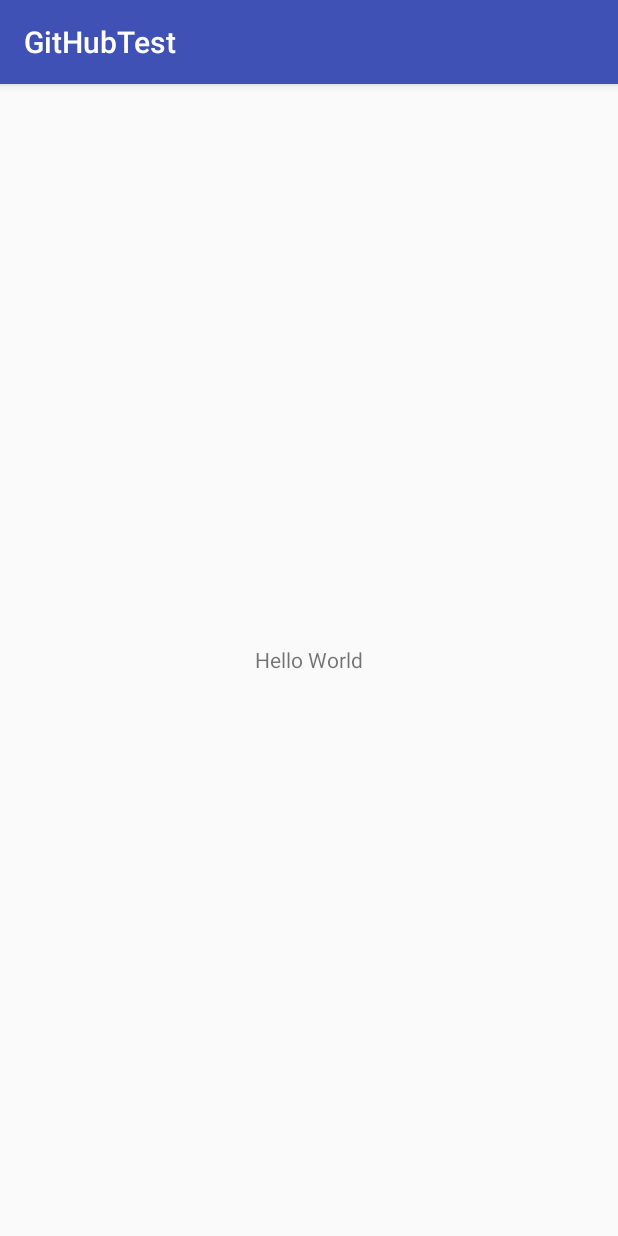
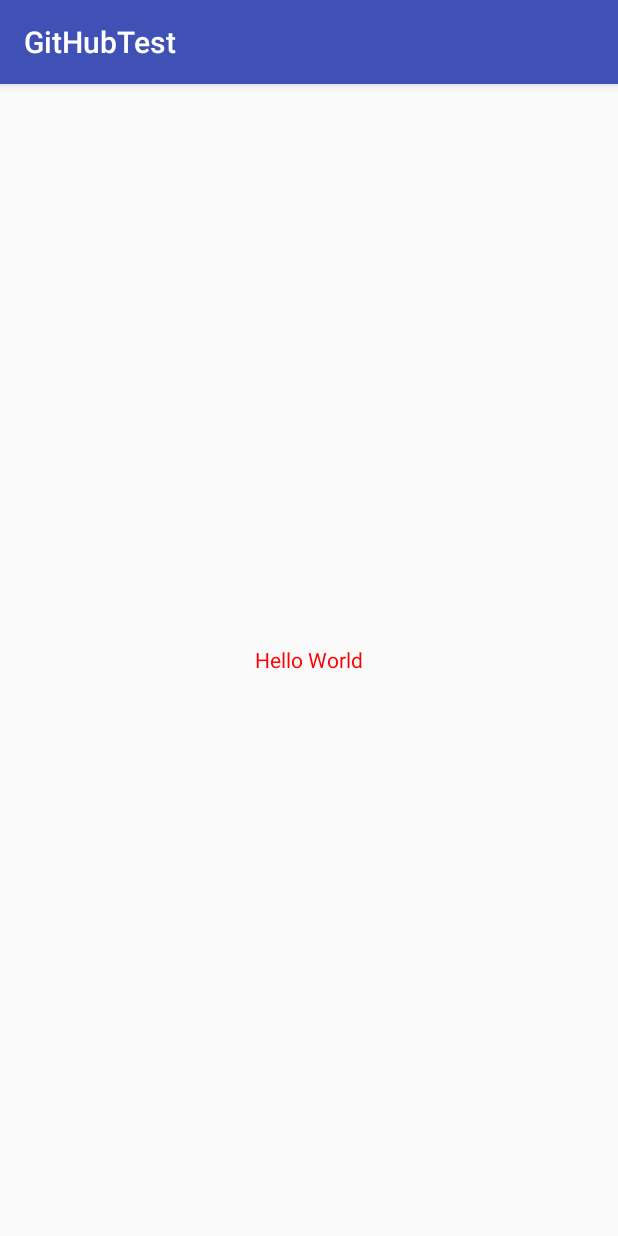
Before and after one commit to cho1300/GitHubTest, an Android app: the screen it shows after launch (MainActivity), on a phone screen of 412 x 824 dp. Run offline under Robolectric (Android 15) with nearby library versions, the phone set to English and light mode, and no system bars.

Commit message:
Update MainActivity.java

```diff
--- a/app/src/main/java/com/dhsoft/alfo6_20/githubtest/MainActivity.java
+++ b/app/src/main/java/com/dhsoft/alfo6_20/githubtest/MainActivity.java
@@ -17,5 +17,6 @@ public class MainActivity extends AppCompatActivity {
 
         tv=findViewById(R.id.tv);
         tv.setText("Hello World");
+        tv.setTextColor(0xffff0000);
     }
 }
```
